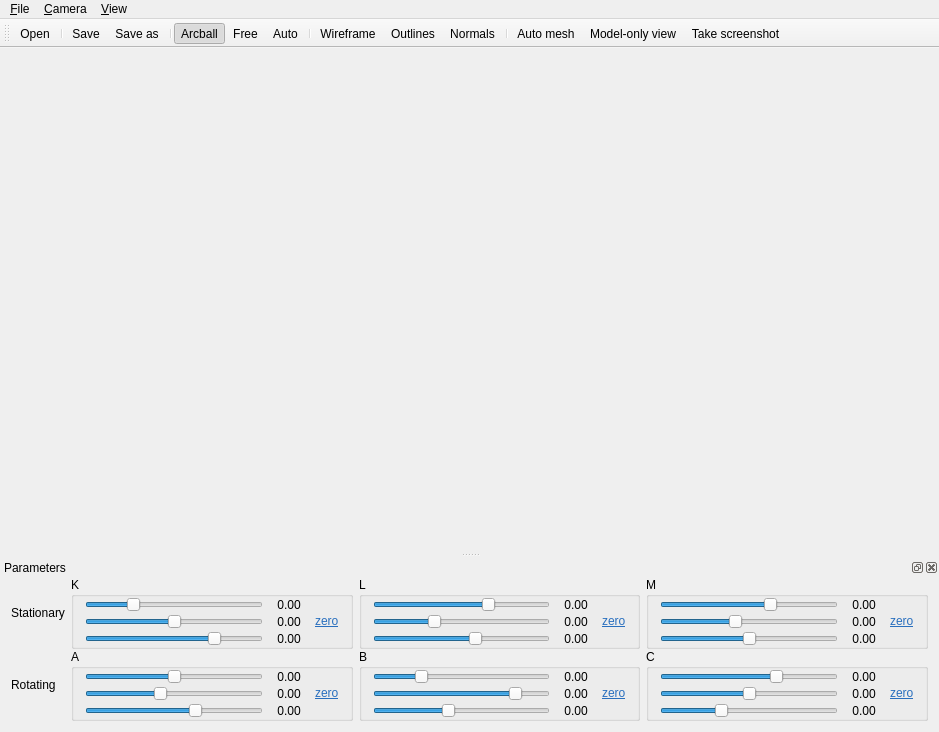
First picture: the form in example/vis/vis_tt/mainwindow.ui, repository pdobrowo/libcs2, before the edit.
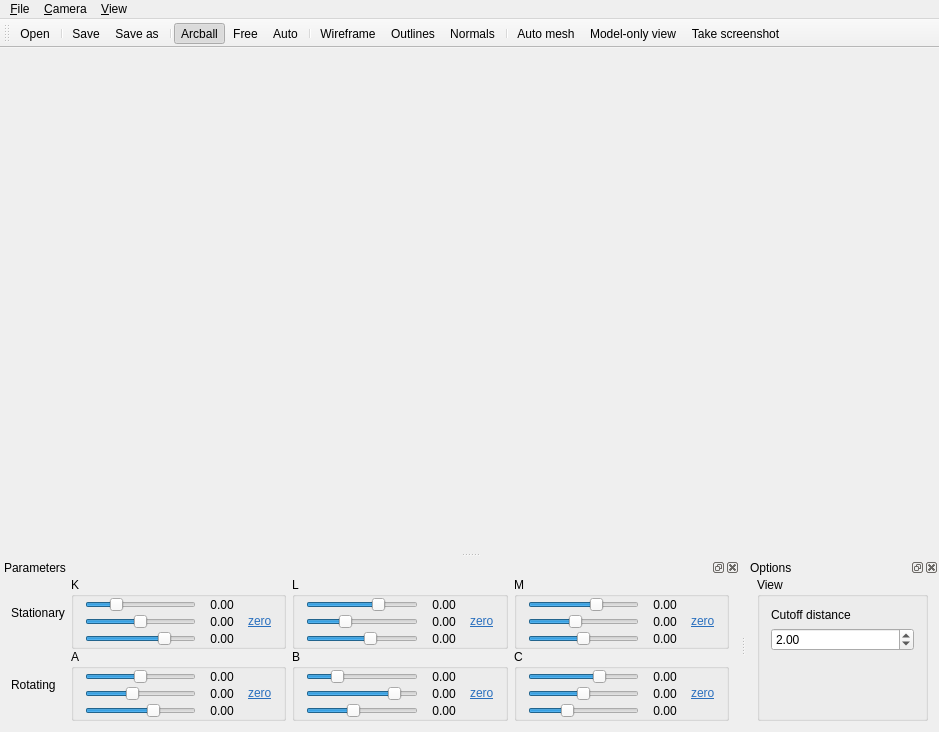
Second picture: the form after the edit. Icons and pictures are not drawn.

```diff
--- a/example/vis/vis_tt/mainwindow.ui
+++ b/example/vis/vis_tt/mainwindow.ui
@@ -829,6 +829,72 @@
    <addaction name="actionModelOnlyView"/>
    <addaction name="actionTakeScreenshot"/>
   </widget>
+  <widget class="QDockWidget" name="dockWidgetOptions">
+   <property name="windowTitle">
+    <string>Options</string>
+   </property>
+   <attribute name="dockWidgetArea">
+    <number>8</number>
+   </attribute>
+   <widget class="QWidget" name="dockWidgetContents">
+    <layout class="QGridLayout" name="gridLayout_6">
+     <property name="topMargin">
+      <number>0</number>
+     </property>
+     <item row="0" column="0">
+      <widget class="QGroupBox" name="groupBoxView">
+       <property name="minimumSize">
+        <size>
+         <width>150</width>
+         <height>0</height>
+        </size>
+       </property>
+       <property name="title">
+        <string>View</string>
+       </property>
+       <layout class="QVBoxLayout" name="verticalLayout_3">
+        <item>
+         <widget class="QLabel" name="label">
+          <property name="text">
+           <string>Cutoff distance</string>
+          </property>
+         </widget>
+        </item>
+        <item>
+         <widget class="QDoubleSpinBox" name="doubleSpinBoxCutoffDistance">
+          <property name="minimum">
+           <double>0.010000000000000</double>
+          </property>
+          <property name="maximum">
+           <double>10.000000000000000</double>
+          </property>
+          <property name="singleStep">
+           <double>0.100000000000000</double>
+          </property>
+          <property name="value">
+           <double>2.000000000000000</double>
+          </property>
+         </widget>
+        </item>
+        <item>
+         <spacer name="verticalSpacer">
+          <property name="orientation">
+           <enum>Qt::Vertical</enum>
+          </property>
+          <property name="sizeHint" stdset="0">
+           <size>
+            <width>20</width>
+            <height>52</height>
+           </size>
+          </property>
+         </spacer>
+        </item>
+       </layout>
+      </widget>
+     </item>
+    </layout>
+   </widget>
+  </widget>
   <action name="actionArcballCamera">
    <property name="checkable">
     <bool>true</bool>
```
Left out of the diff: 2 changed lines with no effect on the pictures.
